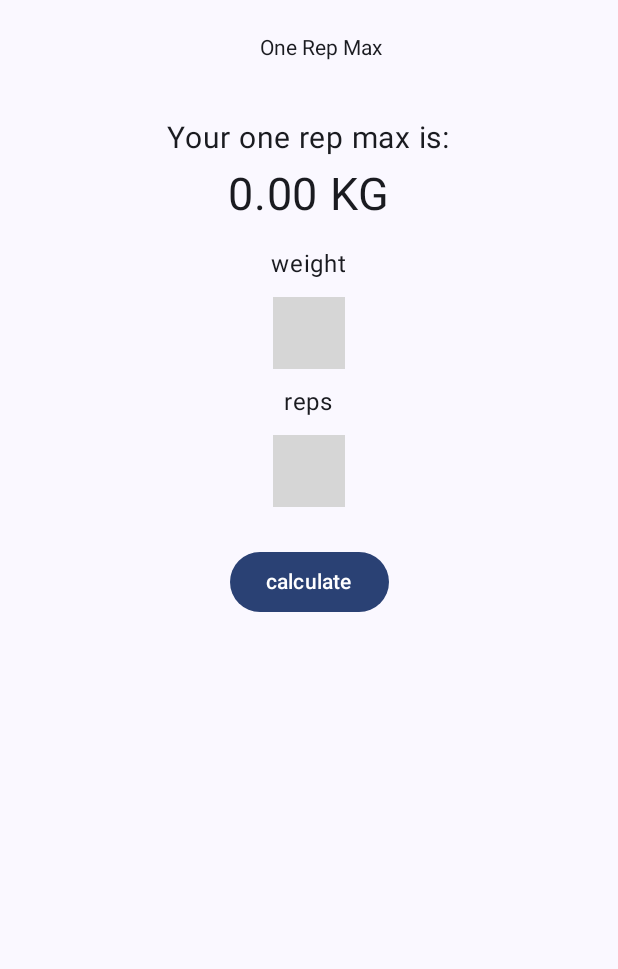
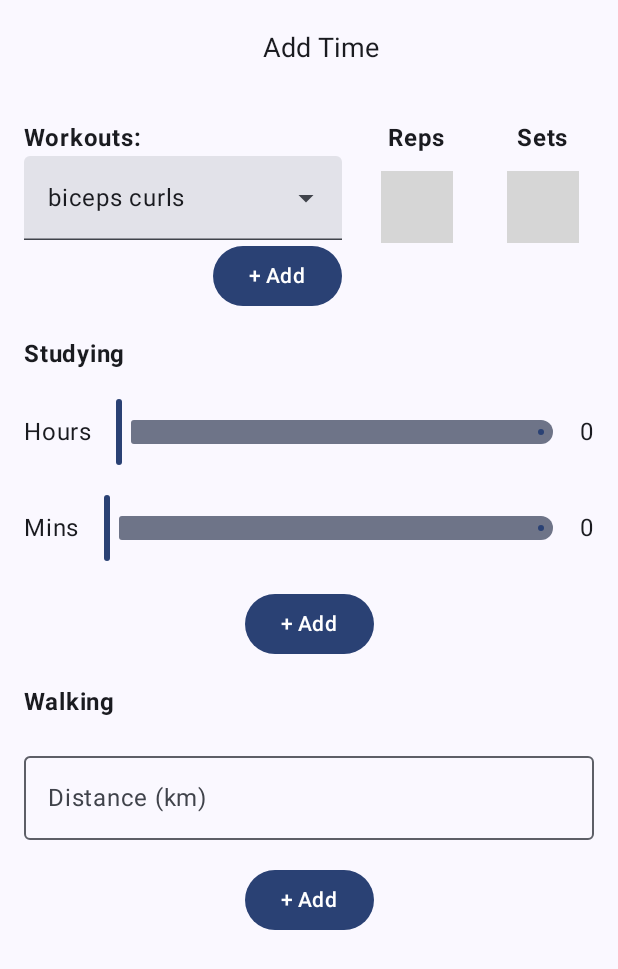
Before and after one commit to JiriSuster/GameGain, an Android app built with Jetpack Compose: the screen it shows after launch (MainActivity), on a phone screen of 412 x 824 dp. Shown: the top 969 px of the screen. Run offline under Robolectric (Android 15) with nearby library versions, the phone set to English and light mode, and no system bars; our stand-ins replace Dagger/Hilt's generated code; libraries missing offline, so code that uses them is left out: com.chillibits.composenumberpicker; 1 statement that could not run was skipped; grey boxes are pictures that could not be loaded.

Commit message:
add time screen

```diff
--- a/app/src/main/java/cz/mendelu/pef/project/gamegian/MainActivity.kt
+++ b/app/src/main/java/cz/mendelu/pef/project/gamegian/MainActivity.kt
@@ -5,6 +5,7 @@ import androidx.activity.ComponentActivity
 import androidx.activity.compose.setContent
 import androidx.compose.foundation.layout.Column
 import cz.mendelu.pef.project.gamegian.ui.components.DonutWithText
+import cz.mendelu.pef.project.gamegian.ui.screens.AddScreen
 import cz.mendelu.pef.project.gamegian.ui.screens.firstScreen.FirstScreen
 import cz.mendelu.pef.project.gamegian.ui.screens.oneRepMax.OneRepMax
 import cz.mendelu.pef.project.gamegian.ui.theme.GameGainTheme
@@ -16,7 +17,7 @@ class MainActivity : ComponentActivity() {
         super.onCreate(savedInstanceState)
         setContent {
             GameGainTheme {
-                OneRepMax()
+                AddScreen()
             }
         }
     }
--- /dev/null
+++ b/app/src/main/java/cz/mendelu/pef/project/gamegian/ui/screens/AddScreen.kt
@@ -0,0 +1,200 @@
+package cz.mendelu.pef.project.gamegian.ui.screens
+
+import androidx.compose.foundation.layout.*
+import androidx.compose.material3.*
+import androidx.compose.runtime.*
+import androidx.compose.ui.Alignment
+import androidx.compose.ui.Modifier
+import androidx.compose.ui.text.font.FontWeight
+import androidx.compose.ui.text.style.TextAlign
+import androidx.compose.ui.unit.dp
+import androidx.compose.ui.unit.sp
+import androidx.hilt.navigation.compose.hiltViewModel
+import com.chillibits.composenumberpicker.VerticalNumberPicker
+
+@OptIn(ExperimentalMaterial3Api::class)
+@Composable
+fun AddScreen() {
+    val viewModel = hiltViewModel<AddScreenViewModel>()
+    val (reps, setReps) = remember { mutableStateOf(0) }
+    val (sets, setSets) = remember { mutableStateOf(0) }
+    val activityOptions = listOf("biceps curls", "push-ups", "sit-ups")
+    val (activityExpanded, setActivityExpanded) = remember { mutableStateOf(false) }
+    val (selectedActivity, setSelectedActivity) = remember { mutableStateOf(activityOptions[0]) }
+
+    var sliderHoursPosition by remember { mutableStateOf(0f) }
+    var sliderMinsPosition by remember { mutableStateOf(0f) }
+    var walkingDistance by remember { mutableStateOf("") }
+
+    Scaffold(
+        topBar = {
+            TopAppBar(
+                title = {
+                    Box(modifier = Modifier.fillMaxWidth()) {
+                        Text(
+                            text = "Add Time",
+                            modifier = Modifier.align(Alignment.Center),
+                            fontSize = 18.sp,
+                            textAlign = TextAlign.Center
+                        )
+                    }
+                }
+            )
+        }
+    ) { paddingValues ->
+        Column(
+            Modifier
+                .padding(paddingValues)
+                .padding(16.dp)
+        ) {
+            Row(Modifier.fillMaxWidth()) {
+                Column(Modifier.weight(1f)) {
+                    Text(text = "Workouts:", fontSize = 16.sp, fontWeight = FontWeight.Bold)
+                    ExposedDropdownMenuBox(
+                        expanded = activityExpanded,
+                        onExpandedChange = setActivityExpanded
+                    ) {
+                        TextField(
+                            modifier = Modifier.menuAnchor(),
+                            value = selectedActivity,
+                            onValueChange = {},
+                            readOnly = true,
+                            trailingIcon = { ExposedDropdownMenuDefaults.TrailingIcon(expanded = activityExpanded) }
+                        )
+                        ExposedDropdownMenu(
+                            expanded = activityExpanded,
+                            onDismissRequest = { setActivityExpanded(!activityExpanded) }) {
+                            activityOptions.forEachIndexed { index, activity ->
+                                DropdownMenuItem(
+                                    text = { Text(text = activity) },
+                                    onClick = {
+                                        setSelectedActivity(activityOptions[index])
+                                        setActivityExpanded(false)
+                                    },
+                                    contentPadding = ExposedDropdownMenuDefaults.ItemContentPadding
+                                )
+                            }
+                        }
+                    }
+                    Row(
+                        Modifier.fillMaxWidth(),
+                        horizontalArrangement = Arrangement.End
+                    ) {
+                        Button(onClick = {
+                            viewModel.addWorkout(selectedActivity, reps, sets)
+                        }) {
+                            Text(text = "+ Add")
+                        }
+                    }
+                }
+                Spacer(Modifier.width(16.dp))
+                Column(horizontalAlignment = Alignment.CenterHorizontally) {
+                    Text(text = "Reps", fontSize = 16.sp, fontWeight = FontWeight.Bold)
+                    Picker(value = reps.toFloat(), onValueChange = { setReps(it.toInt()) })
+                }
+                Spacer(Modifier.width(16.dp))
+                Column(horizontalAlignment = Alignment.CenterHorizontally) {
+                    Text(text = "Sets", fontSize = 16.sp, fontWeight = FontWeight.Bold)
+                    Picker(value = sets.toFloat(), onValueChange = { setSets(it.toInt()) })
+                }
+            }
+
+            Spacer(Modifier.height(16.dp))
+
+            Text(
+                text = "Studying",
+                modifier = Modifier.padding(bottom = 16.dp),
+                fontSize = 16.sp,
+                fontWeight = FontWeight.Bold
+            )
+
+            Row(
+                verticalAlignment = Alignment.CenterVertically,
+                modifier = Modifier.padding(bottom = 16.dp)
+            ) {
+                Text(text = "Hours")
+
+                Slider(
+                    value = sliderHoursPosition,
+                    onValueChange = { sliderHoursPosition = it },
+                    valueRange = 0f..10f,
+                    modifier = Modifier
+                        .padding(horizontal = 16.dp)
+                        .weight(1f)
+                )
+
+                Text(text = "${sliderHoursPosition.toInt()}")
+            }
+
+            Row(
+                verticalAlignment = Alignment.CenterVertically,
+                modifier = Modifier.padding(bottom = 16.dp)
+            ) {
+                Text(text = "Mins")
+                Slider(
+                    value = sliderMinsPosition,
+                    onValueChange = { sliderMinsPosition = it },
+                    valueRange = 0f..59f,
+                    modifier = Modifier
+                        .padding(horizontal = 16.dp)
+                        .weight(1f)
+                )
+                Text(text = "${sliderMinsPosition.toInt()}")
+
+            }
+            Box(
+                modifier = Modifier
+                    .fillMaxWidth()
+                    .wrapContentSize(Alignment.Center)
+            ) {
+                Button(onClick = {
+                    viewModel.addStudying(sliderHoursPosition.toInt(), sliderMinsPosition.toInt())
+                }) {
+                    Text(text = "+ Add")
+                }
+            }
+
+            Spacer(Modifier.height(16.dp))
+
+            Text(
+                text = "Walking",
+                modifier = Modifier.padding(bottom = 16.dp),
+                fontSize = 16.sp,
+                fontWeight = FontWeight.Bold
+            )
+
+            OutlinedTextField(
+                value = walkingDistance,
+                onValueChange = { walkingDistance = it },
+                label = { Text(text = "Distance (km)") },
+                modifier = Modifier.fillMaxWidth()
+            )
+
+            Spacer(Modifier.height(16.dp))
+
+            Box(
+                modifier = Modifier
+                    .fillMaxWidth()
+                    .wrapContentSize(Alignment.Center)
+            ) {
+                Button(onClick = {
+                    viewModel.addWalking(walkingDistance.toFloat())
+                }) {
+                    Text(text = "+ Add")
+                }
+            }
+
+        }
+    }
+}
+
+@Composable
+fun Picker(value: Float, onValueChange: (Float) -> Unit) {
+    VerticalNumberPicker(
+        min = 0,
+        max = 300,
+        default = value.toInt(),
+        modifier = Modifier.padding(10.dp),
+        onValueChange = { onValueChange(it.toFloat()) }
+    )
+}
--- /dev/null
+++ b/app/src/main/java/cz/mendelu/pef/project/gamegian/ui/screens/AddScreenViewModel.kt
@@ -0,0 +1,50 @@
+package cz.mendelu.pef.project.gamegian.ui.screens
+
+import androidx.lifecycle.ViewModel
+import androidx.lifecycle.viewModelScope
+import dagger.hilt.android.lifecycle.HiltViewModel
+import kotlinx.coroutines.launch
+import javax.inject.Inject
+
+@HiltViewModel
+class AddScreenViewModel @Inject constructor(
+    //private val repository: ActivityRepository
+) : ViewModel() {
+
+    fun addWorkout(activity: String, reps: Int, sets: Int) {
+        val time = calculateTime(workoutReps = reps, workoutSets = sets)
+        viewModelScope.launch {
+            //repository.addWorkout(activity, reps, sets, time)
+        }
+    }
+
+    fun addStudying(hours: Int, minutes: Int) {
+        val time = calculateTime(studyHours = hours, studyMinutes = minutes)
+        viewModelScope.launch {
+            //repository.addStudying(hours, minutes, time)
+        }
+    }
+
+    fun addWalking(distance: Float) {
+        val time = calculateTime(walkingSteps = distance.toInt())
+        viewModelScope.launch {
+            //repository.addWalking(distance, time)
+        }
+    }
+
+    fun calculateTime(
+        walkingSteps: Int = 0,
+        workoutSets: Int = 0,
+        workoutReps: Int = 0,
+        studyHours: Int = 0,
+        studyMinutes: Int = 0
+    ): Int {
+        val walkingReward = walkingSteps * 0.003 // 1 step = 0.003 minutes reward
+        val workoutReward = 5 * workoutSets  +  2 * workoutReps
+        val studyReward = (studyHours * 60 + studyMinutes) * 0.1667 // 1 hour = 10 minutes reward
+
+        return (walkingReward + workoutReward + studyReward).toInt()
+    }
+
+
+}
--- a/app/src/main/java/cz/mendelu/pef/project/gamegian/ui/screens/oneRepMax/OneRepMaxViewModel.kt
+++ b/app/src/main/java/cz/mendelu/pef/project/gamegian/ui/screens/oneRepMax/OneRepMaxViewModel.kt
@@ -6,8 +6,9 @@ import androidx.compose.runtime.mutableIntStateOf
 import androidx.compose.runtime.mutableStateOf
 import androidx.compose.runtime.setValue
 import androidx.lifecycle.ViewModel
+import javax.inject.Inject
 
-class OneRepMaxViewModel : ViewModel() {
+class OneRepMaxViewModel @Inject constructor() : ViewModel() {
     var weight by mutableFloatStateOf(0f)
 
     var reps by mutableIntStateOf(0)
--- a/app/src/main/java/cz/mendelu/pef/project/gamegian/ui/screens/oneRepMax/oneRepMaxScreen.kt
+++ b/app/src/main/java/cz/mendelu/pef/project/gamegian/ui/screens/oneRepMax/oneRepMaxScreen.kt
@@ -9,15 +9,15 @@ import androidx.compose.ui.Alignment
 import androidx.compose.ui.Modifier
 import androidx.compose.ui.unit.dp
 import androidx.compose.ui.unit.sp
+import androidx.hilt.navigation.compose.hiltViewModel
 import androidx.lifecycle.viewmodel.compose.viewModel
 import com.chillibits.composenumberpicker.HorizontalNumberPicker
 import cz.mendelu.pef.project.gamegian.ui.components.DonutWithText
 
 @OptIn(ExperimentalMaterial3Api::class)
 @Composable
-fun OneRepMax(
-    viewModel: OneRepMaxViewModel = viewModel()
-) {
+fun OneRepMax() {
+    val viewModel = hiltViewModel<OneRepMaxViewModel>()
     var weight by remember { mutableFloatStateOf(viewModel.weight) }
     var reps by remember { mutableIntStateOf(viewModel.reps) }
     var oneRepMax by remember { mutableFloatStateOf(viewModel.oneRepMax) }
```
